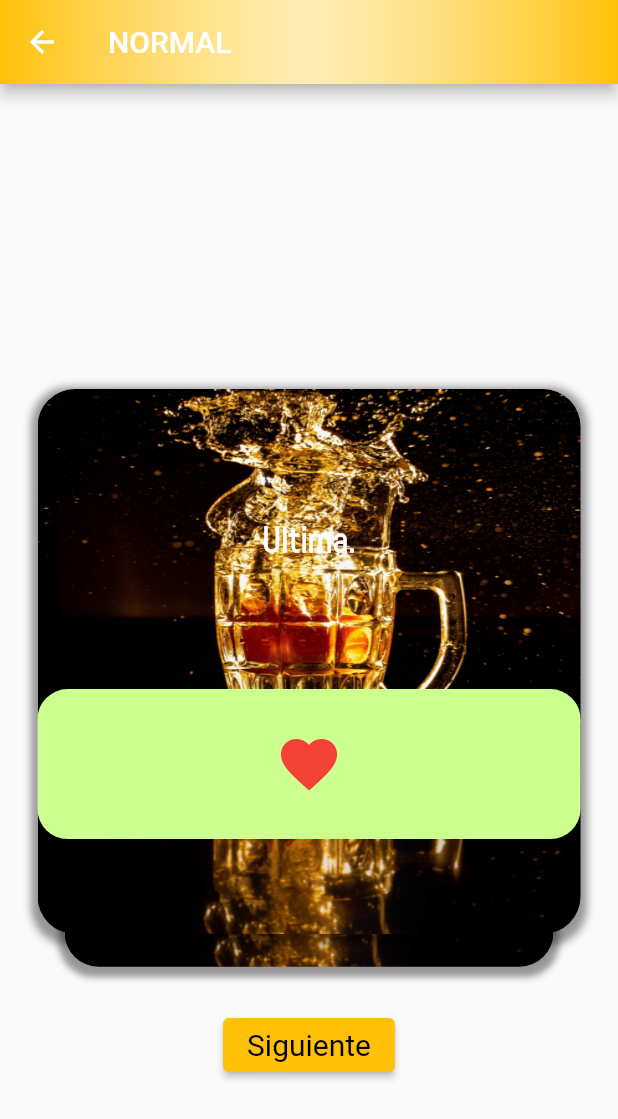
After one commit to daumienebi/yo_nunca, a Flutter app: the screen it shows after launch, after a tap on "NORMAL", on a phone screen of 412 x 824 dp. The commit adds this screen. Shown: the top 1119 px of the screen. Run offline on Flutter 3.47's test engine with Material 2 defaults, Android fonts, the phone set to English and light mode, and no system bars; drawn by our look-alikes of appinio_swiper; our stand-ins replace card_swiper, new_gradient_app_bar.

Commit message:
creating the question cards with AppinioSwiper dependency

```diff
--- a/lib/src/pages/question_page.dart
+++ b/lib/src/pages/question_page.dart
@@ -22,7 +22,8 @@ class QuestionPage extends StatelessWidget{
         title: Text(dc.description),
         gradient: const LinearGradient(colors: [Colors.amber,Colors.white70,Colors.amber]),//Change it later
       ),
-      body: QuestionWidget()
+      //body: QuestionWidget()
+      body: QuestionCard()
     );
   }
 
--- a/lib/src/widgets/card_swiper.dart
+++ b/lib/src/widgets/card_swiper.dart
@@ -51,7 +51,7 @@ class CardSwiper extends StatelessWidget {
           },
           itemCount: defaultCategories.length,
           itemHeight: size.height * 0.5, //try to calculate it depending on potrait or landscape mode
-          itemWidth: size.width * 0.85, //try to calculate it depending on potrait or landscape mode
+          itemWidth: size.width * 0.80, //try to calculate it depending on potrait or landscape mode
           //layout: SwiperLayout.TINDER,
           layout: SwiperLayout.STACK,
         ),
--- /dev/null
+++ b/lib/src/widgets/question_card.dart
@@ -0,0 +1,238 @@
+import 'dart:developer';
+import 'package:appinio_swiper/appinio_swiper.dart';
+
+import 'package:flutter/cupertino.dart';
+// ignore_for_file: prefer_const_constructors
+import 'package:flutter/material.dart';
+
+class QuestionCard extends StatefulWidget {
+  const QuestionCard({Key? key}) : super(key: key);
+  @override
+  State<StatefulWidget> createState() => _QuestionCardState();
+}
+
+class _QuestionCardState extends State<QuestionCard> {
+  final List<Widget> cards = [];
+
+  @override
+  void initState() {
+    if (cards.isEmpty) {
+      _loadCards();
+    }
+    super.initState();
+  }
+
+  void _loadCards() {
+    cards.add(_testCard("Primera", false));
+    cards.add(_testCard("Yo nunca he utilizado Visual Studio Code.", true));
+    cards.add(_testCard("Yo nunca he utilizado Android Studio.", false));
+    cards.add(_testCard("Yo nunca he utilizado Netbeans.", true));
+    cards.add(_testCard("Yo nunca he utilizado un bucle FOR.", false));
+    cards.add(_testCard("Yo nunca he yo nunca.", true));
+    cards.add(_testCard("Ultima.", true));
+  }
+
+  @override
+  Widget build(BuildContext context) {
+    // TODO: implement build
+    return Center(
+      child: Column(
+          mainAxisAlignment: MainAxisAlignment.center,
+          crossAxisAlignment: CrossAxisAlignment.center,
+          children: [_questionTextCard(), SizedBox(height: 10), _nextButton()]),
+    );
+  }
+
+  Widget _questionTextCard() {
+    final AppinioSwiperController controller = AppinioSwiperController();
+    return Column(
+      children: [
+        const SizedBox(
+          height: 50,
+        ),
+        SizedBox(
+          height: MediaQuery.of(context).size.height * 0.55,
+          child: AppinioSwiper(
+            unlimitedUnswipe: true,
+            controller: controller,
+            unswipe: _unswipe,
+            cards: cards,
+            onSwipe: _swipe,
+            padding: const EdgeInsets.only(
+              left: 25,
+              right: 25,
+              top: 50,
+              bottom: 40,
+            ),
+          ),
+        ),
+      ],
+    );
+  }
+
+  Widget _testCard(String qst, bool isFav) {
+    //create a fake future before loading the cards
+    return Container(
+      decoration: BoxDecoration(
+        image: DecorationImage(
+            image: AssetImage('assets/images/cold_beer2.jpg'),
+            fit: BoxFit.fill,
+            opacity: 230),
+        //color: Colors.white,
+        borderRadius: BorderRadius.all(Radius.circular(25)),
+        boxShadow: [
+          BoxShadow(
+            color: Colors.black.withOpacity(0.4),
+            spreadRadius: 4,
+            blurRadius: 4,
+            offset: Offset(0, 3), // changes position of shadow
+          ),
+        ],
+      ),
+      child: Column(children: [
+        Container(
+          height: 200,
+          width: double.infinity,
+          child: Center(
+            child: Text(
+              qst,
+              textAlign: TextAlign.center,
+              style: TextStyle(
+                  fontSize: 23, color: Colors.white,fontWeight: FontWeight.w800, fontFamily: 'Abel'),
+            ),
+          ),
+        ),
+        Container(
+            decoration: BoxDecoration(
+              color: Colors.lightGreenAccent[100],
+              borderRadius: BorderRadius.all(Radius.circular(20)),
+            ),
+            //color: Colors.white,
+            height: 100,
+            child: Row(
+                mainAxisAlignment: MainAxisAlignment.center,
+                children: [
+              TextButton(
+                onPressed: () {},
+                child: isFav
+                    ? Icon(
+                        Icons.favorite,
+                        color: Colors.red,
+                        size: 45,
+                      )
+                    : Icon(
+                        Icons.favorite_border,
+                        color: Colors.black,
+                        size: 45,
+                      ),
+              ),
+            ]))
+      ]),
+    );
+  }
+
+  void _swipe(int index, AppinioSwiperDirection direction) {
+    //try to get the current card after swiped
+    log("the card was swiped to the: " + direction.name);
+  }
+
+  void _unswipe(bool unswiped) {
+    if (unswiped) {
+      log("SUCCESS: card was unswiped");
+    } else {
+      log("FAIL: no card left to unswipe");
+    }
+  }
+
+  Widget _nextButton() {
+    final btnStyle = ElevatedButton.styleFrom(
+        textStyle: TextStyle(color: Colors.blue, fontSize: 20));
+    return ElevatedButton(
+      onPressed: () {
+        if (cards.isEmpty) {
+          setState(() {
+            _loadCards();
+          });
+        }
+        //print("swipe");
+      },
+      child: Text('Siguiente'),
+      style: btnStyle,
+    );
+  }
+}
+
+class _TestCard extends StatelessWidget {
+  final String qst;
+  const _TestCard({required this.qst});
+
+  @override
+  Widget build(BuildContext context) {
+    return Container(
+      color: Colors.greenAccent,
+      child: Column(children: [
+        Container(
+          decoration: BoxDecoration(
+            borderRadius: BorderRadius.all(Radius.circular(105)),
+          ),
+          height: 200,
+          width: double.infinity,
+          child: Center(
+            child: Text(
+              qst,
+              textAlign: TextAlign.center,
+              style: TextStyle(
+                  fontSize: 23, color: Colors.black, fontFamily: 'Abel'),
+            ),
+          ),
+        ),
+        Container(
+          decoration: BoxDecoration(
+            image: DecorationImage(
+                image: AssetImage('assets/images/cold_beer2.jpg'),
+                fit: BoxFit.fill,
+                opacity: 230),
+            //color: Colors.white,
+            borderRadius: BorderRadius.all(Radius.circular(25)),
+            boxShadow: [
+              BoxShadow(
+                color: Colors.black.withOpacity(0.4),
+                spreadRadius: 5,
+                blurRadius: 7,
+                offset: Offset(0, 3), // changes position of shadow
+              ),
+            ],
+          ),
+          color: Colors.white,
+          height: 100,
+          child: Row(
+            mainAxisAlignment: MainAxisAlignment.center,
+            crossAxisAlignment: CrossAxisAlignment.center,
+            children: const [
+              Icon(
+                Icons.favorite_border,
+                size: 45,
+              ),
+              SizedBox(
+                width: 20,
+              ),
+              Icon(
+                Icons.star,
+                size: 45,
+                color: Colors.black,
+              ),
+              SizedBox(
+                width: 20,
+              ),
+              Icon(
+                Icons.favorite,
+                color: Colors.red,
+                size: 45,
+              )
+            ],
+          ),
+        )
+      ]),
+    );
+  }
+}
--- a/lib/src/widgets/widgets.dart
+++ b/lib/src/widgets/widgets.dart
@@ -2,3 +2,4 @@ export 'package:yo_nunca/src/widgets/home_page_list.dart';
 export 'package:yo_nunca/src/widgets/mydrawer.dart';
 export 'package:yo_nunca/src/widgets/question_widget.dart';
 export 'package:yo_nunca/src/widgets/card_swiper.dart';
+export 'package:yo_nunca/src/widgets/question_card.dart';
--- a/pubspec.yaml
+++ b/pubspec.yaml
@@ -37,6 +37,7 @@ dependencies:
   new_gradient_app_bar: ^0.2.0
   url_launcher: ^6.1.5
   card_swiper: ^2.0.2
+  appinio_swiper: ^1.1.0
 
 dev_dependencies:
   flutter_test:
```
Also changed, not shown: lib/src/utils/test_data.dart (+4 -15 lines), pubspec.lock.
